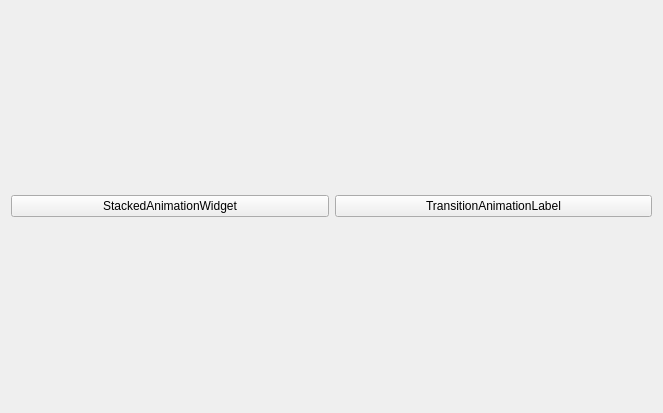
Qt form mainwindow.ui (Greedysky/TTKWidgetTools) before a commit.
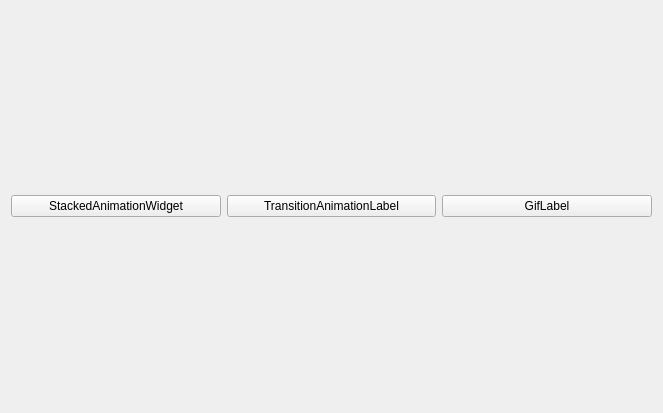
The same form after that commit.

Commit message: Add gif label widget[875422]

Diff of the .ui file:
```diff
--- a/mainwindow.ui
+++ b/mainwindow.ui
@@ -23,12 +23,19 @@
      </widget>
     </item>
     <item row="0" column="1">
-     <widget class="QPushButton" name="pushButton_2">
+     <widget class="QPushButton" name="pushButton_1">
       <property name="text">
        <string>TransitionAnimationLabel</string>
       </property>
      </widget>
     </item>
+    <item row="0" column="2">
+     <widget class="QPushButton" name="pushButton_2">
+      <property name="text">
+       <string>GifLabel</string>
+      </property>
+     </widget>
+    </item>
    </layout>
   </widget>
  </widget>
```
The commit also changes 20 other files.
